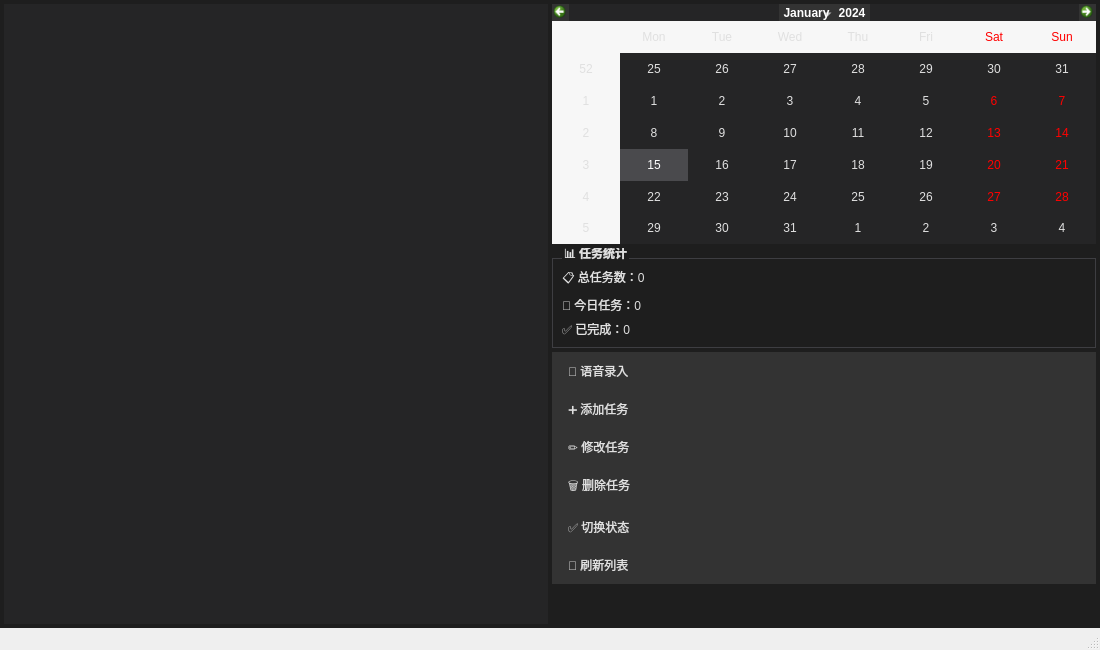
Before: the Qt Designer form src/MainWindow.ui in jujuboakz/schedule-manager, drawn with Qt 5.
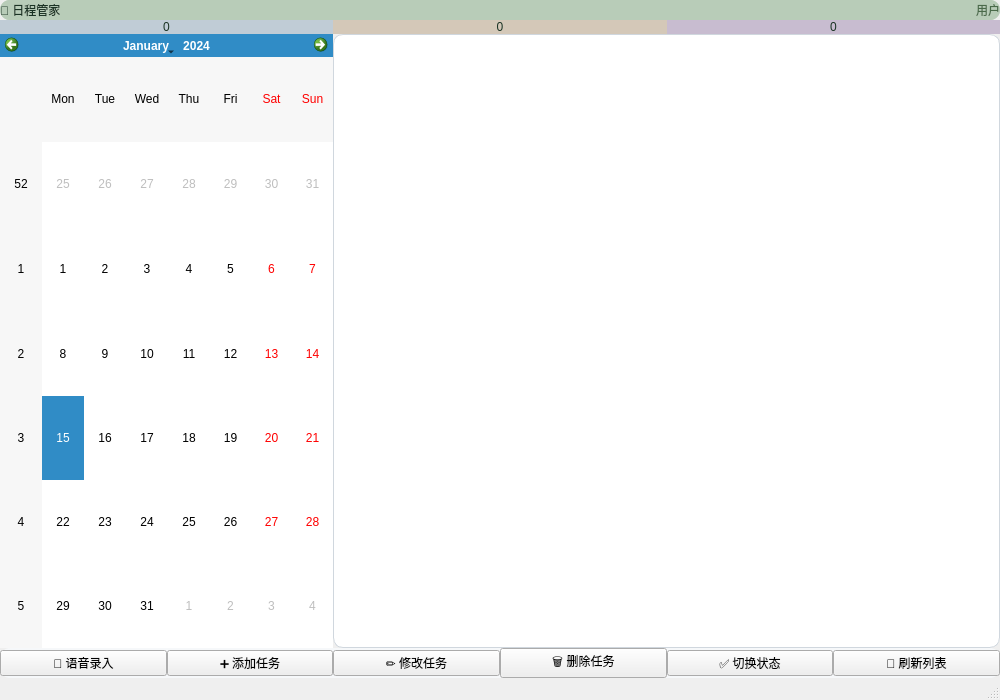
After: the same form once the commit is applied.

Commit message: 主界面伸缩、排版优化

Patch:
```diff
--- a/src/MainWindow.ui
+++ b/src/MainWindow.ui
@@ -6,276 +6,367 @@
    <rect>
     <x>0</x>
     <y>0</y>
-    <width>1100</width>
-    <height>650</height>
+    <width>1000</width>
+    <height>700</height>
    </rect>
   </property>
   <property name="windowTitle">
    <string>📅 日程管家</string>
   </property>
   <widget class="QWidget" name="centralwidget">
-   <property name="styleSheet">
-        <string>
-                /* 主背景色 */
-        QWidget#centralwidget {
-            background-color: #1e1e1e;
-        }
-        
-        /* ==================== 全局表格控制 ==================== */
-        QTableWidget {
-            background-color: #252526;
-            color: #e0e0e0;
-            gridline-color: #3e3e42;
-            border: none;
-        }
-        QTableWidget::item {
-            background-color: #252526;
-        }
-        QTableWidget::item:alternate {
-            background-color: #2d2d2f;
-        }
-        QTableWidget::item:selected {
-            background-color: #4a4a4d;
-            color: #ffffff;
-        }
-        QHeaderView {
-            background-color: #1e1e1e;
-        }
-        QHeaderView::section {
-            background-color: #333333;
-            color: #ffffff;
-            border: none;
-            padding: 6px;
-            border-bottom: 1px solid #444444;
-        }
-
-        /* ==================== 全局日历控制 ==================== */
-        QCalendarWidget {
-            background-color: #252526;
-            border: none; /* 去除外围白边 */
-        }
-        QCalendarWidget QWidget {
-            color: #e0e0e0; 
-            background-color: #252526;
-        }
-        
-        /* ★★★ 核心修复：把星期头(日一二)和周数列(27,28)由白色改成灰色 ★★★ */
-        QCalendarWidget QTableView {
-            background-color: #252526; 
-            border: none; /* 去掉右下角的白块和细边框 */
-        }
-        QCalendarWidget QTableView QHeaderView {
-            background-color: #252526;  /* 表头背景变深灰 */
-        }
-        QCalendarWidget QTableView QHeaderView::section {
-            background-color: #2d2d2f;  /* 表头单元格变成浅灰，和表格融为一体 */
-            color: #e0e0e0;             /* 文字变亮白 */
-            border: none;
-        }
-
-        /* 日历主体日期部分 */
-        QCalendarWidget QAbstractItemView:enabled {
-            color: #e0e0e0;
-            background-color: #252526;
-            selection-background-color: #4a4a4d;
-            selection-color: #ffffff;
-        }
-
-        /* 日历顶部导航按钮 */
-        QCalendarWidget QToolButton {
-            color: white;
-            background-color: #333333;
-            border: none;
-            icon-size: 14px;
-        }
-        /* 解决日历左上角年月下拉框的白色背景 */
-        QCalendarWidget QToolButton::menu {
-            background-color: #333333;
-            color: #ffffff;
-        }
-        QCalendarWidget QComboBox {
-            background-color: #333333;
-            color: #ffffff;
-            border: 1px solid #444444;
-        }
-        QCalendarWidget QComboBox::drop-down {
-            background-color: #333333;
-        }
-        QCalendarWidget QComboBox QAbstractItemView {
-            background-color: #333333;
-            color: #ffffff;
-            selection-background-color: #4a4a4d;
-        }
-
-        /* ==================== 右侧面板 ==================== */
-        QGroupBox {
-            color: #e0e0e0;
-            font-weight: bold;
-            border: 1px solid #3e3e42;
-            margin-top: 10px;
-        }
-        QGroupBox::title {
-            color: #e0e0e0;
-            subcontrol-origin: margin;
-            left: 10px;
-        }
-        QPushButton {
-            background-color: #333333;
-            color: #e0e0e0;
-            border: none;
-            padding: 10px 16px;
-            text-align: left;
-        }
-        QPushButton:hover {
-            background-color: #404040;
-        }
-        QPushButton:pressed {
-            background-color: #555555;
-        }
-        QPushButton:focus {
-            outline: none;
-            background-color: #333333; 
-        }
-        QLabel {
-            color: #e0e0e0;
-        }
-    </string>
-    </property>
-   <layout class="QHBoxLayout" name="horizontalLayout">
+   <layout class="QVBoxLayout" name="verticalLayout_root">
     <property name="spacing">
-     <number>4</number>
+     <number>0</number>
     </property>
     <property name="leftMargin">
-     <number>4</number>
+     <number>0</number>
     </property>
     <property name="topMargin">
-     <number>4</number>
+     <number>0</number>
     </property>
     <property name="rightMargin">
-     <number>4</number>
+     <number>0</number>
     </property>
     <property name="bottomMargin">
-     <number>4</number>
+     <number>0</number>
     </property>
     <item>
-     <widget class="QTableWidget" name="tableWidget">
-      <property name="alternatingRowColors">
-       <bool>true</bool>
+     <widget class="QFrame" name="frame_title">
+      <property name="styleSheet">
+       <string>QFrame { background-color: #b8ccb8; border-radius: 10px; }</string>
       </property>
-      <attribute name="headerDefaultSectionSize">
-       <number>100</number>
-      </attribute>
+      <property name="frameShape">
+       <enum>QFrame::StyledPanel</enum>
+      </property>
+      <layout class="QHBoxLayout" name="horizontalLayout_title">
+       <property name="leftMargin">
+        <number>0</number>
+       </property>
+       <property name="topMargin">
+        <number>0</number>
+       </property>
+       <property name="rightMargin">
+        <number>0</number>
+       </property>
+       <property name="bottomMargin">
+        <number>0</number>
+       </property>
+       <item>
+        <widget class="QLabel" name="label_title">
+         <property name="font">
+          <font/>
+         </property>
+         <property name="styleSheet">
+          <string>color: #1a3324;</string>
+         </property>
+         <property name="text">
+          <string>📅 日程管家</string>
+         </property>
+        </widget>
+       </item>
+       <item>
+        <spacer name="titleSpacer">
+         <property name="orientation">
+          <enum>Qt::Horizontal</enum>
+         </property>
+         <property name="sizeHint" stdset="0">
+          <size>
+           <width>40</width>
+           <height>20</height>
+          </size>
+         </property>
+        </spacer>
+       </item>
+       <item>
+        <widget class="QLabel" name="label_username">
+         <property name="font">
+          <font/>
+         </property>
+         <property name="styleSheet">
+          <string>color: #4a6a4a;</string>
+         </property>
+         <property name="text">
+          <string>用户</string>
+         </property>
+        </widget>
+       </item>
+      </layout>
      </widget>
     </item>
     <item>
-     <layout class="QVBoxLayout" name="rightSideLayout">
+     <layout class="QHBoxLayout" name="statsLayout">
       <property name="spacing">
-       <number>4</number>
+       <number>0</number>
       </property>
       <item>
-       <widget class="QCalendarWidget" name="calendarWidget">
-        <property name="minimumSize">
-         <size>
-          <width>0</width>
-          <height>180</height>
-         </size>
+       <widget class="QFrame" name="frame_total">
+        <property name="styleSheet">
+         <string>QFrame { background-color: #c0ccd6; border-radius: 10px; }</string>
         </property>
-       </widget>
-      </item>
-      <item>
-       <widget class="QGroupBox" name="groupBox_Stats">
-        <property name="title">
-         <string>📊 任务统计</string>
+        <property name="frameShape">
+         <enum>QFrame::StyledPanel</enum>
         </property>
-        <layout class="QVBoxLayout" name="verticalLayout_Stats">
+        <layout class="QVBoxLayout" name="verticalLayout_total">
+         <property name="spacing">
+          <number>0</number>
+         </property>
+         <property name="leftMargin">
+          <number>0</number>
+         </property>
+         <property name="topMargin">
+          <number>0</number>
+         </property>
+         <property name="rightMargin">
+          <number>0</number>
+         </property>
+         <property name="bottomMargin">
+          <number>0</number>
+         </property>
          <item>
           <widget class="QLabel" name="label_total">
+           <property name="font">
+            <font/>
+           </property>
+           <property name="styleSheet">
+            <string>color: #1a3324;</string>
+           </property>
            <property name="text">
-            <string>📋 总任务数：0</string>
+            <string>0</string>
+           </property>
+           <property name="alignment">
+            <set>Qt::AlignCenter</set>
            </property>
           </widget>
          </item>
+        </layout>
+       </widget>
+      </item>
+      <item>
+       <widget class="QFrame" name="frame_today">
+        <property name="styleSheet">
+         <string>QFrame { background-color: #d4c8b8; border-radius: 10px; }</string>
+        </property>
+        <property name="frameShape">
+         <enum>QFrame::StyledPanel</enum>
+        </property>
+        <layout class="QVBoxLayout" name="verticalLayout_today">
+         <property name="spacing">
+          <number>0</number>
+         </property>
+         <property name="leftMargin">
+          <number>0</number>
+         </property>
+         <property name="topMargin">
+          <number>0</number>
+         </property>
+         <property name="rightMargin">
+          <number>0</number>
+         </property>
+         <property name="bottomMargin">
+          <number>0</number>
+         </property>
          <item>
           <widget class="QLabel" name="label_today">
+           <property name="font">
+            <font/>
+           </property>
+           <property name="styleSheet">
+            <string>color: #1a3324;</string>
+           </property>
            <property name="text">
-            <string>📅 今日任务：0</string>
+            <string>0</string>
+           </property>
+           <property name="alignment">
+            <set>Qt::AlignCenter</set>
            </property>
           </widget>
          </item>
+        </layout>
+       </widget>
+      </item>
+      <item>
+       <widget class="QFrame" name="frame_done">
+        <property name="styleSheet">
+         <string>QFrame { background-color: #c8bcd0; border-radius: 10px; }</string>
+        </property>
+        <property name="frameShape">
+         <enum>QFrame::StyledPanel</enum>
+        </property>
+        <layout class="QVBoxLayout" name="verticalLayout_done">
+         <property name="spacing">
+          <number>0</number>
+         </property>
+         <property name="leftMargin">
+          <number>0</number>
+         </property>
+         <property name="topMargin">
+          <number>0</number>
+         </property>
+         <property name="rightMargin">
+          <number>0</number>
+         </property>
+         <property name="bottomMargin">
+          <number>0</number>
+         </property>
          <item>
           <widget class="QLabel" name="label_done">
+           <property name="font">
+            <font/>
+           </property>
+           <property name="styleSheet">
+            <string>color: #1a3324;</string>
+           </property>
            <property name="text">
-            <string>✅ 已完成：0</string>
+            <string>0</string>
+           </property>
+           <property name="alignment">
+            <set>Qt::AlignCenter</set>
            </property>
           </widget>
          </item>
         </layout>
        </widget>
       </item>
+     </layout>
+    </item>
+    <item>
+     <layout class="QHBoxLayout" name="mainLayout" stretch="1,2">
+      <property name="spacing">
+       <number>0</number>
+      </property>
       <item>
-       <layout class="QVBoxLayout" name="buttonLayout">
-        <property name="spacing">
-         <number>0</number>
+       <widget class="QCalendarWidget" name="calendarWidget">
+        <property name="sizePolicy">
+         <sizepolicy hsizetype="Preferred" vsizetype="Preferred">
+          <horstretch>0</horstretch>
+          <verstretch>0</verstretch>
+         </sizepolicy>
         </property>
-        <item>
-         <widget class="QPushButton" name="pushButton_Voice">
-          <property name="text">
-           <string>🎤 语音录入</string>
-          </property>
-         </widget>
-        </item>
-        <item>
-         <widget class="QPushButton" name="pushButton_Add">
-          <property name="text">
-           <string>➕ 添加任务</string>
-          </property>
-         </widget>
-        </item>
-        <item>
-         <widget class="QPushButton" name="pushButton_Edit">
-          <property name="text">
-           <string>✏️ 修改任务</string>
-          </property>
-         </widget>
-        </item>
-        <item>
-         <widget class="QPushButton" name="pushButton_Delete">
-          <property name="text">
-           <string>🗑️ 删除任务</string>
-          </property>
-         </widget>
-        </item>
-        <item>
-         <widget class="QPushButton" name="pushButton_Complete">
-          <property name="text">
-           <string>✅ 切换状态</string>
-          </property>
-         </widget>
-        </item>
-        <item>
-         <widget class="QPushButton" name="pushButton_Refresh">
-          <property name="text">
-           <string>🔄 刷新列表</string>
-          </property>
-         </widget>
-        </item>
-        <item>
-         <spacer name="verticalSpacer">
-          <property name="orientation">
-           <enum>Qt::Orientation::Vertical</enum>
-          </property>
-          <property name="sizeHint" stdset="0">
-           <size>
-            <width>20</width>
-            <height>40</height>
-           </size>
-          </property>
-         </spacer>
-        </item>
-       </layout>
+        <property name="styleSheet">
+         <string>QCalendarWidget { background-color: #ffffff; border: 1px solid #d0d7de; border-radius: 10px; padding: 6px; }</string>
+        </property>
+       </widget>
       </item>
+      <item>
+       <widget class="QTableWidget" name="tableWidget">
+        <property name="sizePolicy">
+         <sizepolicy hsizetype="Expanding" vsizetype="Expanding">
+          <horstretch>0</horstretch>
+          <verstretch>0</verstretch>
+         </sizepolicy>
+        </property>
+        <property name="styleSheet">
+         <string>QTableWidget { background-color: #ffffff; border: 1px solid #d0d7de; border-radius: 10px; }</string>
+        </property>
+       </widget>
+      </item>
      </layout>
     </item>
+    <item>
+     <widget class="QFrame" name="frame_buttons">
+      <property name="styleSheet">
+       <string>QFrame { background-color: #f6f8fa; border-radius: 10px; }</string>
+      </property>
+      <property name="frameShape">
+       <enum>QFrame::StyledPanel</enum>
+      </property>
+      <layout class="QHBoxLayout" name="horizontalLayout_buttons">
+       <property name="spacing">
+        <number>0</number>
+       </property>
+       <property name="leftMargin">
+        <number>0</number>
+       </property>
+       <property name="topMargin">
+        <number>0</number>
+       </property>
+       <property name="rightMargin">
+        <number>0</number>
+       </property>
+       <property name="bottomMargin">
+        <number>0</number>
+       </property>
+       <item>
+        <widget class="QPushButton" name="pushButton_Voice">
+         <property name="sizePolicy">
+          <sizepolicy hsizetype="Expanding" vsizetype="Fixed">
+           <horstretch>0</horstretch>
+           <verstretch>0</verstretch>
+          </sizepolicy>
+         </property>
+         <property name="text">
+          <string>🎤 语音录入</string>
+         </property>
+        </widget>
+       </item>
+       <item>
+        <widget class="QPushButton" name="pushButton_Add">
+         <property name="sizePolicy">
+          <sizepolicy hsizetype="Expanding" vsizetype="Fixed">
+           <horstretch>0</horstretch>
+           <verstretch>0</verstretch>
+          </sizepolicy>
+         </property>
+         <property name="text">
+          <string>➕ 添加任务</string>
+         </property>
+        </widget>
+       </item>
+       <item>
+        <widget class="QPushButton" name="pushButton_Edit">
+         <property name="sizePolicy">
+          <sizepolicy hsizetype="Expanding" vsizetype="Fixed">
+           <horstretch>0</horstretch>
+           <verstretch>0</verstretch>
+          </sizepolicy>
+         </property>
+         <property name="text">
+          <string>✏️ 修改任务</string>
+         </property>
+        </widget>
+       </item>
+       <item>
+        <widget class="QPushButton" name="pushButton_Delete">
+         <property name="sizePolicy">
+          <sizepolicy hsizetype="Expanding" vsizetype="Fixed">
+           <horstretch>0</horstretch>
+           <verstretch>0</verstretch>
+          </sizepolicy>
+         </property>
+         <property name="text">
+          <string>🗑️ 删除任务</string>
+         </property>
+        </widget>
+       </item>
+       <item>
+        <widget class="QPushButton" name="pushButton_Complete">
+         <property name="sizePolicy">
+          <sizepolicy hsizetype="Expanding" vsizetype="Fixed">
+           <horstretch>0</horstretch>
+           <verstretch>0</verstretch>
+          </sizepolicy>
+         </property>
+         <property name="text">
+          <string>✅ 切换状态</string>
+         </property>
+        </widget>
+       </item>
+       <item>
+        <widget class="QPushButton" name="pushButton_Refresh">
+         <property name="sizePolicy">
+          <sizepolicy hsizetype="Expanding" vsizetype="Fixed">
+           <horstretch>0</horstretch>
+           <verstretch>0</verstretch>
+          </sizepolicy>
+         </property>
+         <property name="text">
+          <string>🔄 刷新列表</string>
+         </property>
+        </widget>
+       </item>
+      </layout>
+     </widget>
+    </item>
    </layout>
   </widget>
   <widget class="QStatusBar" name="statusBar"/>
```
The commit also changes 1 other file.
